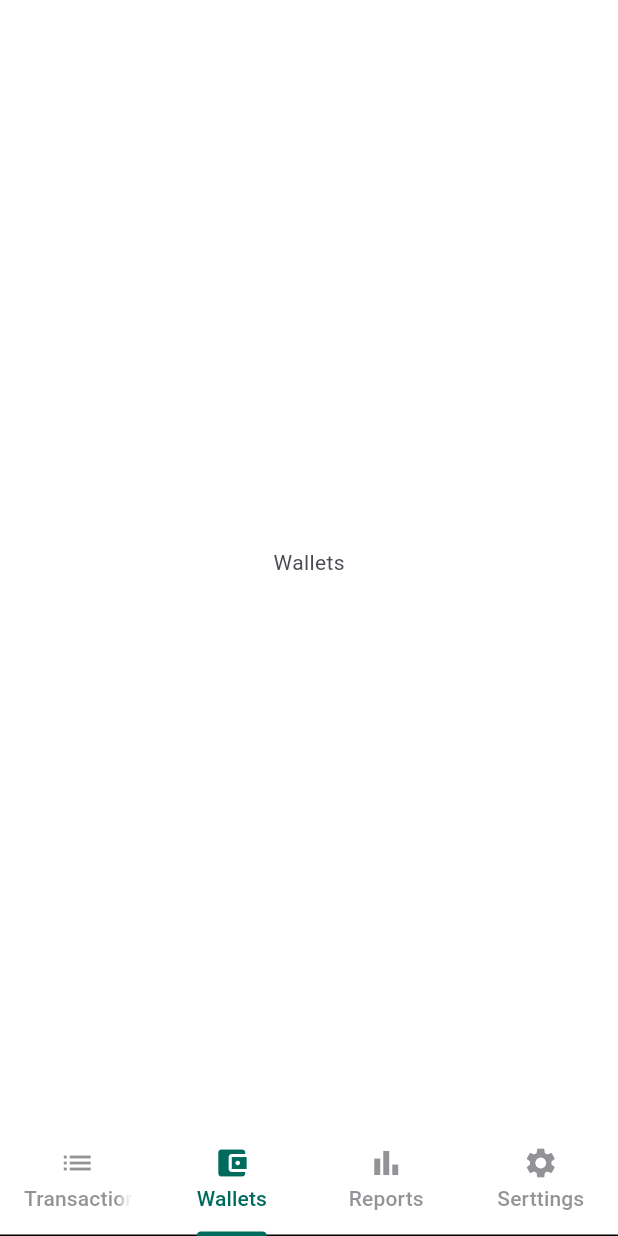
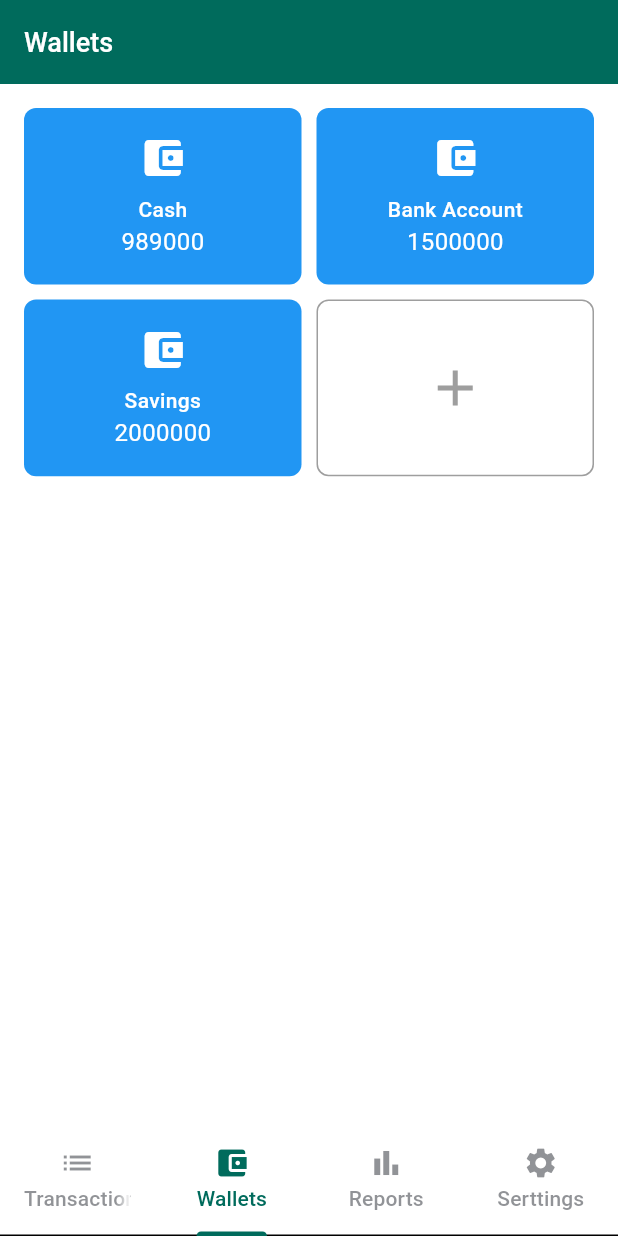
Before and after one commit to HellBus1/VentExpensePro, a Flutter app: the screen it shows after launch, item 2 of the bottom bar chosen, on a phone screen of 412 x 824 dp. Run offline on Flutter 3.47's test engine with Material 3 defaults, Android fonts, the phone set to English and light mode, and no system bars; generated files the repository leaves out were written again.

Commit message:
feat : Add basic widget and screen for wallet list

```diff
--- a/lib/commons/constants/constants.dart
+++ b/lib/commons/constants/constants.dart
@@ -3,3 +3,4 @@ const String CADMIUM_GREEN = "CadmiumGreen";
 const String COBALT_BLUE = "CobaltBlue";
 
 const String APP_NAME = "VentExpensePro";
+const String EMPTY_STRING = "";
--- a/lib/commons/themes/font.dart
+++ /dev/null
@@ -1,5 +0,0 @@
-import 'package:flutter/material.dart';
-
-const fontName = 'Roboto';
-
-const bodyLarge = TextStyle(fontSize: 16, letterSpacing: 0.15);
--- a/lib/screens/bottom_nav.dart
+++ b/lib/screens/bottom_nav.dart
@@ -1,5 +1,7 @@
 import 'package:flutter/material.dart';
 import 'package:flutter_gen/gen_l10n/app_localizations.dart';
+import 'package:vent_expense_pro/commons/constants/constants.dart' as Constants;
+import 'package:vent_expense_pro/screens/wallet/wallet_screen.dart';
 
 class BottomNav extends StatelessWidget {
   const BottomNav({super.key});
@@ -9,23 +11,40 @@ class BottomNav extends StatelessWidget {
     final l10n = AppLocalizations.of(context);
 
     final List<Map<String, dynamic>> tabs = [
-      {'icon': Icons.list, 'label': l10n?.transactions ?? ""},
-      {'icon': Icons.account_balance_wallet, 'label': l10n?.wallets ?? ""},
-      {'icon': Icons.bar_chart, 'label': l10n?.reports ?? ""},
-      {'icon': Icons.settings, 'label': l10n?.settings ?? ""},
+      {
+        'icon': Icons.list,
+        'label': l10n?.transactions ?? Constants.EMPTY_STRING
+      },
+      {
+        'icon': Icons.account_balance_wallet,
+        'label': l10n?.wallets ?? Constants.EMPTY_STRING
+      },
+      {
+        'icon': Icons.bar_chart,
+        'label': l10n?.reports ?? Constants.EMPTY_STRING
+      },
+      {
+        'icon': Icons.settings,
+        'label': l10n?.settings ?? Constants.EMPTY_STRING
+      },
     ];
 
     return DefaultTabController(
       length: tabs.length,
       child: Scaffold(
         body: TabBarView(
-          children: tabs
-              .map((tab) => Center(child: Text(tab['label'] as String)))
-              .toList(),
+          children: [
+            Center(),
+            WalletScreen(),
+            Center(),
+            Center(),
+          ],
         ),
         bottomNavigationBar: TabBar(
           tabs: tabs
-              .map((tab) => Tab(icon: Icon(tab['icon'] as IconData), text: tab['label'] as String))
+              .map((tab) => Tab(
+                  icon: Icon(tab['icon'] as IconData),
+                  text: tab['label'] as String))
               .toList(),
         ),
       ),
--- /dev/null
+++ b/lib/screens/wallet/wallet_screen.dart
@@ -0,0 +1,63 @@
+import 'package:flutter/material.dart';
+import 'package:flutter_gen/gen_l10n/app_localizations.dart';
+import 'package:vent_expense_pro/commons/constants/constants.dart' as Constants;
+import 'package:vent_expense_pro/screens/wallet/widgets/add_wallet_btn.dart';
+import 'package:vent_expense_pro/screens/wallet/widgets/wallet_btn.dart';
+
+class Wallet {
+  final String name;
+  final String balance;
+
+  Wallet({required this.name, required this.balance});
+}
+
+class WalletScreen extends StatelessWidget {
+  final List<Wallet> wallets = [
+    Wallet(name: 'Cash', balance: '989000'),
+    Wallet(name: 'Bank Account', balance: '1500000'),
+    Wallet(name: 'Savings', balance: '2000000'),
+  ];
+  final additionalLastAddWalletButtonCount = 1;
+
+  WalletScreen({super.key});
+
+  @override
+  Widget build(BuildContext context) {
+    double height = MediaQuery.of(context).size.height;
+    var localText = AppLocalizations.of(context);
+
+    return Scaffold(
+      appBar: AppBar(
+        title: Text(localText?.wallets ?? Constants.EMPTY_STRING),
+      ),
+      body: Padding(
+        padding: const EdgeInsets.all(16.0),
+        child: Column(
+          crossAxisAlignment: CrossAxisAlignment.start,
+          children: [
+            Expanded(
+              child: GridView.builder(
+                gridDelegate: SliverGridDelegateWithFixedCrossAxisCount(
+                  crossAxisCount: 2,
+                  mainAxisExtent: height / 7,
+                  crossAxisSpacing: 10,
+                  mainAxisSpacing: 10,
+                ),
+                itemCount: wallets.length + additionalLastAddWalletButtonCount,
+                itemBuilder: (context, index) {
+                  if (index == wallets.length) {
+                    return AddWalletBtn();
+                  }
+                  return WalletBtn(
+                    name: wallets[index].name,
+                    balance: wallets[index].balance,
+                  );
+                },
+              ),
+            ),
+          ],
+        ),
+      ),
+    );
+  }
+}
--- /dev/null
+++ b/lib/screens/wallet/widgets/add_wallet_btn.dart
@@ -0,0 +1,23 @@
+import 'package:flutter/material.dart';
+
+class AddWalletBtn extends StatelessWidget {
+  const AddWalletBtn({super.key});
+
+  @override
+  Widget build(BuildContext context) {
+    return Container(
+      padding: EdgeInsets.all(16),
+      decoration: BoxDecoration(
+        border: Border.all(color: Colors.grey),
+        borderRadius: BorderRadius.circular(8),
+      ),
+      child: Center(
+        child: Icon(
+          Icons.add,
+          color: Colors.grey,
+          size: 40,
+        ),
+      ),
+    );
+  }
+}
--- /dev/null
+++ b/lib/screens/wallet/widgets/wallet_btn.dart
@@ -0,0 +1,44 @@
+import 'package:flutter/material.dart';
+
+class WalletBtn extends StatelessWidget {
+  final String name;
+  final String balance;
+
+  const WalletBtn({super.key, required this.name, required this.balance});
+
+  @override
+  Widget build(BuildContext context) {
+    return Container(
+      padding: EdgeInsets.all(8),
+      decoration: BoxDecoration(
+        color: Colors.blue,
+        borderRadius: BorderRadius.circular(8),
+      ),
+      child: Column(
+        crossAxisAlignment: CrossAxisAlignment.center,
+        mainAxisAlignment: MainAxisAlignment.center,
+        children: [
+          Icon(
+            Icons.account_balance_wallet,
+            color: Colors.white,
+            size: 32,
+          ),
+          SizedBox(height: 8),
+          Text(
+            name,
+            style: TextStyle(
+                color: Colors.white, fontSize: 14, fontWeight: FontWeight.w500),
+            maxLines: 1,
+            overflow: TextOverflow.ellipsis,
+          ),
+          Text(
+            balance,
+            style: TextStyle(color: Colors.white, fontSize: 16),
+            maxLines: 1,
+            overflow: TextOverflow.ellipsis,
+          ),
+        ],
+      ),
+    );
+  }
+}
```
